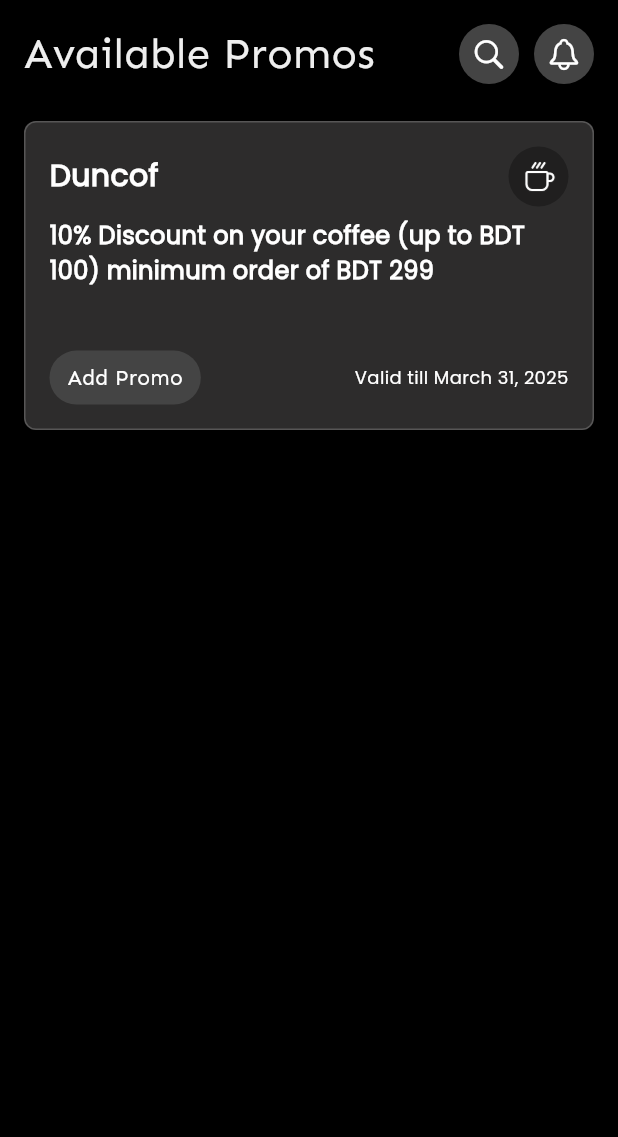
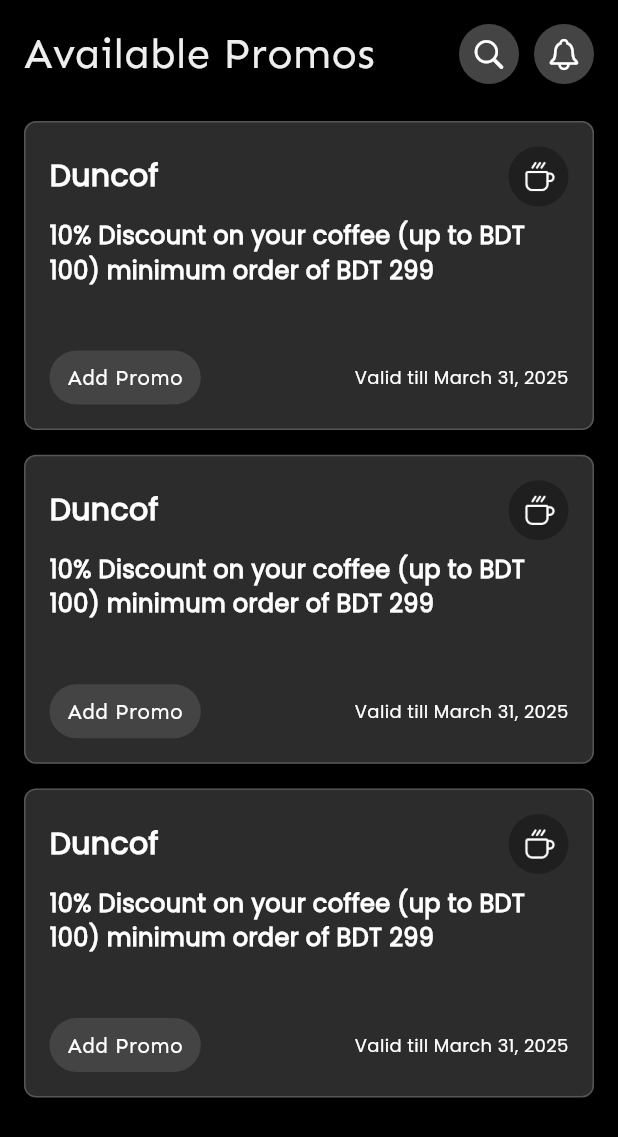
Before and after one commit to khsujon/Amar_Wallet, a Flutter app: the OfferScreen screen opened directly, on a phone screen of 412 x 824 dp. Shown: the top 1137 px of the screen. Run offline on Flutter 3.47's test engine with Material 3 defaults, Android fonts, the phone set to English and light mode, and no system bars; our stand-ins replace barcode_widget, flutter_swiper_view, sms_autofill.

Commit message:
offer screen done

```diff
--- a/lib/screens/offer_screen/offer_screen.dart
+++ b/lib/screens/offer_screen/offer_screen.dart
@@ -1,5 +1,6 @@
 import 'package:amar_wallet/constants/app_colors.dart';
 import 'package:amar_wallet/utils/media_query_utils.dart';
+import 'package:amar_wallet/widgets/offer_card.dart';
 import 'package:flutter/cupertino.dart';
 import 'package:flutter/material.dart';
 
@@ -60,91 +61,17 @@
               Expanded(
                 child: ListView(
                   children: [
-                    Container(
-                      padding: const EdgeInsets.all(16),
-                      height: MediaQueryUtils.screenHeight * 0.25,
-                      width: MediaQueryUtils.screenWidth,
-                      decoration: BoxDecoration(
-                        borderRadius: BorderRadius.circular(8),
-                        color: Color.fromRGBO(45, 44, 44, 1),
-                        border: Border.all(
-                          color: Color.fromRGBO(255, 255, 255, 0.2),
-                          width: 1,
-                        ),
-                      ),
-                      child: Column(
-                        crossAxisAlignment: CrossAxisAlignment.start,
-                        children: [
-                          Row(
-                            children: [
-                              const Text(
-                                'Duncof',
-                                style: TextStyle(
-                                  fontFamily: 'Poppins',
-                                  fontSize: 20,
-                                  fontWeight: FontWeight.w600,
-                                  color: Colors.white,
-                                ),
-                              ),
-                              const Spacer(),
-                              Container(
-                                height: 40,
-                                width: 40,
-                                padding: const EdgeInsets.symmetric(
-                                    horizontal: 8, vertical: 4),
-                                decoration: BoxDecoration(
-                                  color: Color.fromRGBO(0, 0, 0, 0.3),
-                                  borderRadius: BorderRadius.circular(20),
-                                ),
-                                child: Image.asset(
-                                    "assets/images/mynaui_coffee.png"),
-                              ),
-                            ],
-                          ),
-                          const SizedBox(height: 8),
-                          Text(
-                            '10% Discount on your coffee (up to BDT 100) minimum order of BDT 299',
-                            style: TextStyle(
-                              fontFamily: 'Poppins',
-                              fontSize: 16,
-                              fontWeight: FontWeight.w600,
-                              color: Colors.white,
-                            ),
-                          ),
-                          const Spacer(),
-                          Row(
-                            mainAxisAlignment: MainAxisAlignment.spaceBetween,
-                            children: [
-                              Container(
-                                padding: const EdgeInsets.symmetric(
-                                    horizontal: 12, vertical: 8),
-                                decoration: BoxDecoration(
-                                  color: Color.fromRGBO(68, 68, 68, 1),
-                                  borderRadius: BorderRadius.circular(20),
-                                ),
-                                child: const Text(
-                                  'Add Promo',
-                                  style: TextStyle(
-                                    fontFamily: 'Sen',
-                                    fontSize: 14,
-                                    fontWeight: FontWeight.w500,
-                                    color: Colors.white,
-                                  ),
-                                ),
-                              ),
-                              const Text(
-                                'Valid till March 31, 2025',
-                                style: TextStyle(
-                                  fontFamily: 'Poppins',
-                                  fontSize: 12,
-                                  fontWeight: FontWeight.w400,
-                                  color: Colors.white,
-                                ),
-                              ),
-                            ],
-                          ),
-                        ],
-                      ),
+                    OfferCard(),
+                    SizedBox(
+                      height: MediaQueryUtils.screenHeight * 0.02,
+                    ),
+                    OfferCard(),
+                    SizedBox(
+                      height: MediaQueryUtils.screenHeight * 0.02,
+                    ),
+                    OfferCard(),
+                    SizedBox(
+                      height: MediaQueryUtils.screenHeight * 0.02,
                     ),
                   ],
                 ),
```
